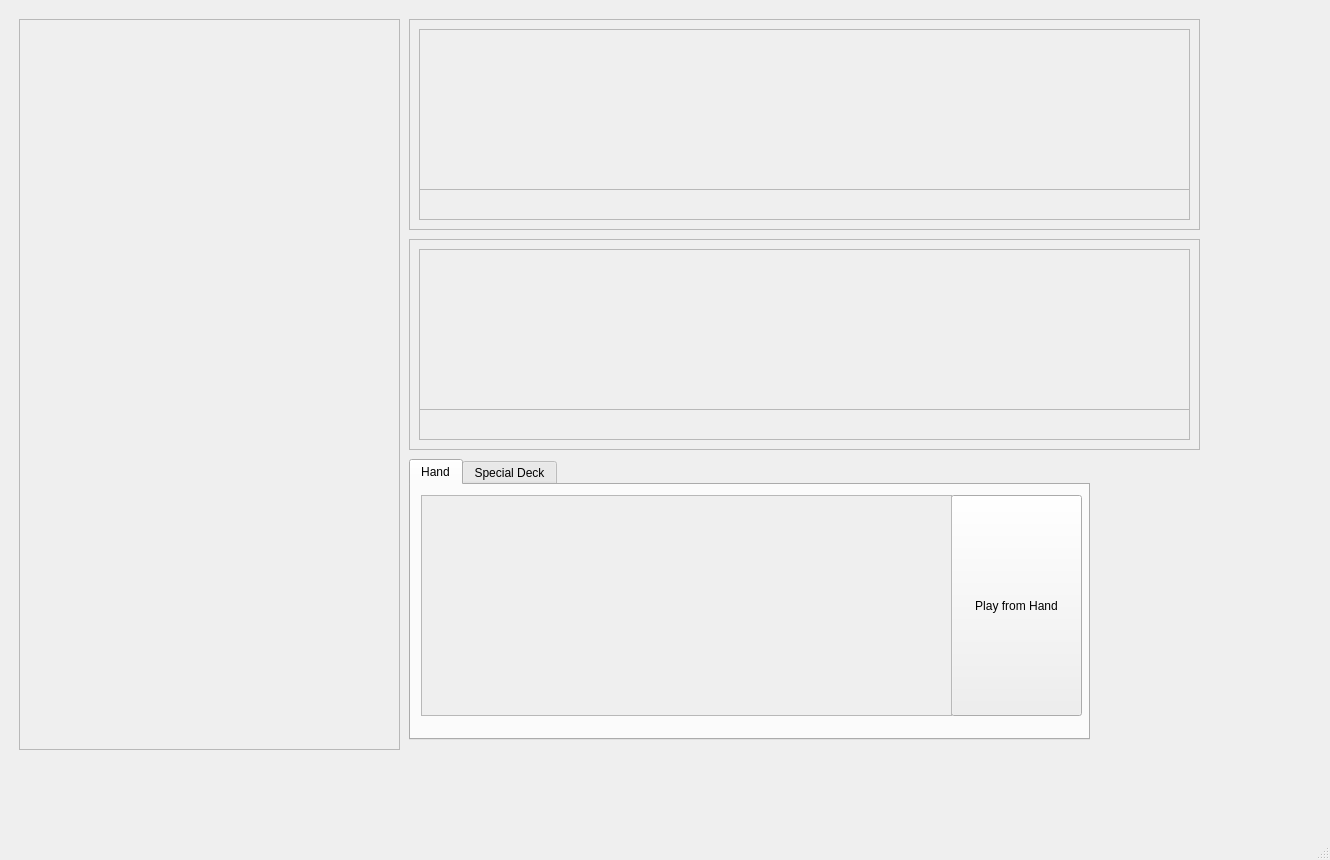
First picture: the form in src/ui/mainwindow.ui, repository Bl0tniaQus/ElementsCG, before the edit.
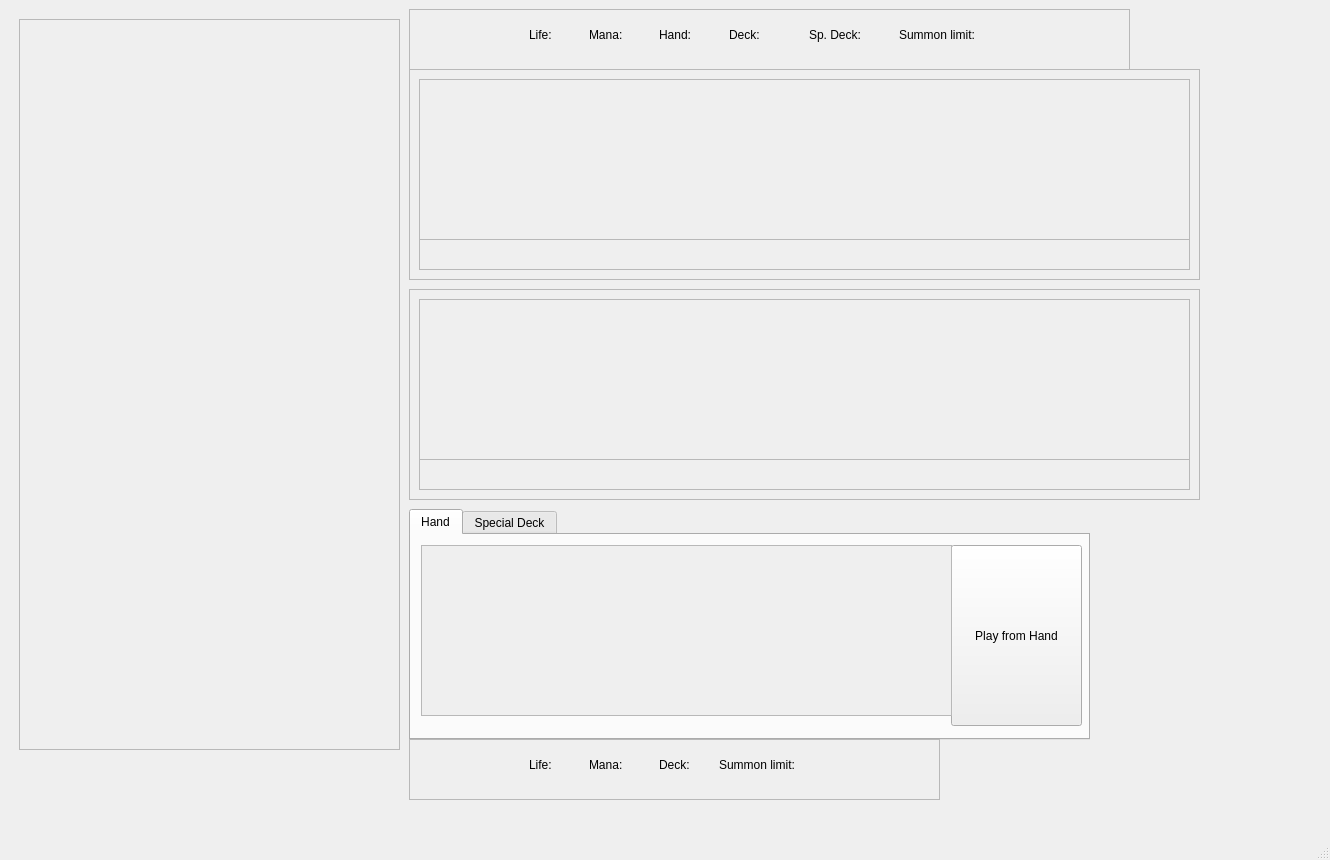
Second picture: the form after the edit. The open tabs and pages were chosen to show the change.

```diff
--- a/src/ui/mainwindow.ui
+++ b/src/ui/mainwindow.ui
@@ -72,7 +72,7 @@
         <property name="geometry">
          <rect>
           <x>400</x>
-          <y>230</y>
+          <y>280</y>
           <width>791</width>
           <height>211</height>
          </rect>
@@ -142,9 +142,9 @@
         <property name="geometry">
          <rect>
           <x>400</x>
-          <y>450</y>
+          <y>500</y>
           <width>681</width>
-          <height>281</height>
+          <height>231</height>
          </rect>
         </property>
         <property name="currentIndex">
@@ -160,7 +160,7 @@
             <x>540</x>
             <y>10</y>
             <width>131</width>
-            <height>221</height>
+            <height>181</height>
            </rect>
           </property>
           <property name="text">
@@ -173,7 +173,7 @@
             <x>10</x>
             <y>10</y>
             <width>531</width>
-            <height>221</height>
+            <height>171</height>
            </rect>
           </property>
           <property name="verticalScrollBarPolicy">
@@ -252,7 +252,7 @@
         <property name="geometry">
          <rect>
           <x>400</x>
-          <y>10</y>
+          <y>60</y>
           <width>791</width>
           <height>211</height>
          </rect>
@@ -318,6 +318,342 @@
          </widget>
         </widget>
        </widget>
+       <widget class="QFrame" name="playerFrame">
+        <property name="geometry">
+         <rect>
+          <x>400</x>
+          <y>730</y>
+          <width>531</width>
+          <height>61</height>
+         </rect>
+        </property>
+        <property name="frameShape">
+         <enum>QFrame::StyledPanel</enum>
+        </property>
+        <property name="frameShadow">
+         <enum>QFrame::Raised</enum>
+        </property>
+        <widget class="QLabel" name="playerName">
+         <property name="geometry">
+          <rect>
+           <x>20</x>
+           <y>10</y>
+           <width>101</width>
+           <height>31</height>
+          </rect>
+         </property>
+         <property name="font">
+          <font>
+           <weight>75</weight>
+           <bold>true</bold>
+          </font>
+         </property>
+         <property name="text">
+          <string/>
+         </property>
+         <property name="alignment">
+          <set>Qt::AlignCenter</set>
+         </property>
+        </widget>
+        <widget class="QLabel" name="playerLifeLabel">
+         <property name="geometry">
+          <rect>
+           <x>120</x>
+           <y>10</y>
+           <width>31</width>
+           <height>31</height>
+          </rect>
+         </property>
+         <property name="text">
+          <string>Life:</string>
+         </property>
+        </widget>
+        <widget class="QLabel" name="playerLifeValue">
+         <property name="geometry">
+          <rect>
+           <x>150</x>
+           <y>10</y>
+           <width>31</width>
+           <height>31</height>
+          </rect>
+         </property>
+         <property name="text">
+          <string/>
+         </property>
+        </widget>
+        <widget class="QLabel" name="playerManaLabel">
+         <property name="geometry">
+          <rect>
+           <x>180</x>
+           <y>10</y>
+           <width>51</width>
+           <height>31</height>
+          </rect>
+         </property>
+         <property name="text">
+          <string>Mana:</string>
+         </property>
+        </widget>
+        <widget class="QLabel" name="playerManaValue">
+         <property name="geometry">
+          <rect>
+           <x>220</x>
+           <y>10</y>
+           <width>31</width>
+           <height>31</height>
+          </rect>
+         </property>
+         <property name="text">
+          <string/>
+         </property>
+        </widget>
+        <widget class="QLabel" name="playerDeckLabel">
+         <property name="geometry">
+          <rect>
+           <x>250</x>
+           <y>10</y>
+           <width>41</width>
+           <height>31</height>
+          </rect>
+         </property>
+         <property name="text">
+          <string>Deck:</string>
+         </property>
+        </widget>
+        <widget class="QLabel" name="playerDeckCount">
+         <property name="geometry">
+          <rect>
+           <x>290</x>
+           <y>10</y>
+           <width>31</width>
+           <height>31</height>
+          </rect>
+         </property>
+         <property name="text">
+          <string/>
+         </property>
+        </widget>
+        <widget class="QLabel" name="playerSummonLimitLabel">
+         <property name="geometry">
+          <rect>
+           <x>310</x>
+           <y>10</y>
+           <width>91</width>
+           <height>31</height>
+          </rect>
+         </property>
+         <property name="text">
+          <string>Summon limit:</string>
+         </property>
+        </widget>
+        <widget class="QLabel" name="playerSummonLimitValue">
+         <property name="geometry">
+          <rect>
+           <x>400</x>
+           <y>10</y>
+           <width>31</width>
+           <height>31</height>
+          </rect>
+         </property>
+         <property name="text">
+          <string/>
+         </property>
+        </widget>
+       </widget>
+       <widget class="QFrame" name="opponentFrame">
+        <property name="geometry">
+         <rect>
+          <x>400</x>
+          <y>0</y>
+          <width>721</width>
+          <height>61</height>
+         </rect>
+        </property>
+        <property name="frameShape">
+         <enum>QFrame::StyledPanel</enum>
+        </property>
+        <property name="frameShadow">
+         <enum>QFrame::Raised</enum>
+        </property>
+        <widget class="QLabel" name="opponentName">
+         <property name="geometry">
+          <rect>
+           <x>20</x>
+           <y>10</y>
+           <width>101</width>
+           <height>31</height>
+          </rect>
+         </property>
+         <property name="font">
+          <font>
+           <weight>75</weight>
+           <bold>true</bold>
+          </font>
+         </property>
+         <property name="text">
+          <string/>
+         </property>
+         <property name="alignment">
+          <set>Qt::AlignCenter</set>
+         </property>
+        </widget>
+        <widget class="QLabel" name="opponentLifeLabel">
+         <property name="geometry">
+          <rect>
+           <x>120</x>
+           <y>10</y>
+           <width>31</width>
+           <height>31</height>
+          </rect>
+         </property>
+         <property name="text">
+          <string>Life:</string>
+         </property>
+        </widget>
+        <widget class="QLabel" name="opponentLifeValue">
+         <property name="geometry">
+          <rect>
+           <x>150</x>
+           <y>10</y>
+           <width>31</width>
+           <height>31</height>
+          </rect>
+         </property>
+         <property name="text">
+          <string/>
+         </property>
+        </widget>
+        <widget class="QLabel" name="opponentManaLabel">
+         <property name="geometry">
+          <rect>
+           <x>180</x>
+           <y>10</y>
+           <width>51</width>
+           <height>31</height>
+          </rect>
+         </property>
+         <property name="text">
+          <string>Mana:</string>
+         </property>
+        </widget>
+        <widget class="QLabel" name="opponentManaValue">
+         <property name="geometry">
+          <rect>
+           <x>220</x>
+           <y>10</y>
+           <width>31</width>
+           <height>31</height>
+          </rect>
+         </property>
+         <property name="text">
+          <string/>
+         </property>
+        </widget>
+        <widget class="QLabel" name="opponentDeckLabel">
+         <property name="geometry">
+          <rect>
+           <x>320</x>
+           <y>10</y>
+           <width>41</width>
+           <height>31</height>
+          </rect>
+         </property>
+         <property name="text">
+          <string>Deck:</string>
+         </property>
+        </widget>
+        <widget class="QLabel" name="opponentDeckCount">
+         <property name="geometry">
+          <rect>
+           <x>360</x>
+           <y>10</y>
+           <width>31</width>
+           <height>31</height>
+          </rect>
+         </property>
+         <property name="text">
+          <string/>
+         </property>
+        </widget>
+        <widget class="QLabel" name="opponentSummonLimitLabel">
+         <property name="geometry">
+          <rect>
+           <x>490</x>
+           <y>10</y>
+           <width>91</width>
+           <height>31</height>
+          </rect>
+         </property>
+         <property name="text">
+          <string>Summon limit:</string>
+         </property>
+        </widget>
+        <widget class="QLabel" name="opponentSummonLimitValue">
+         <property name="geometry">
+          <rect>
+           <x>580</x>
+           <y>10</y>
+           <width>31</width>
+           <height>31</height>
+          </rect>
+         </property>
+         <property name="text">
+          <string/>
+         </property>
+        </widget>
+        <widget class="QLabel" name="opponentSpecialDeckCount">
+         <property name="geometry">
+          <rect>
+           <x>460</x>
+           <y>10</y>
+           <width>31</width>
+           <height>31</height>
+          </rect>
+         </property>
+         <property name="text">
+          <string/>
+         </property>
+        </widget>
+        <widget class="QLabel" name="opponentSpecialDeckLabel">
+         <property name="geometry">
+          <rect>
+           <x>400</x>
+           <y>10</y>
+           <width>61</width>
+           <height>31</height>
+          </rect>
+         </property>
+         <property name="text">
+          <string>Sp. Deck:</string>
+         </property>
+        </widget>
+        <widget class="QLabel" name="opponentHandLabel">
+         <property name="geometry">
+          <rect>
+           <x>250</x>
+           <y>10</y>
+           <width>41</width>
+           <height>31</height>
+          </rect>
+         </property>
+         <property name="text">
+          <string>Hand:</string>
+         </property>
+        </widget>
+        <widget class="QLabel" name="opponentHandCount">
+         <property name="geometry">
+          <rect>
+           <x>290</x>
+           <y>10</y>
+           <width>31</width>
+           <height>31</height>
+          </rect>
+         </property>
+         <property name="text">
+          <string/>
+         </property>
+        </widget>
+       </widget>
       </widget>
      </widget>
     </item>
```
